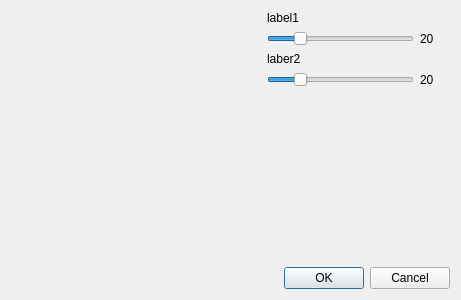
Before: the Qt Designer form forms/origamipanel.ui in TopModLab/Unfolding, drawn with Qt 5.
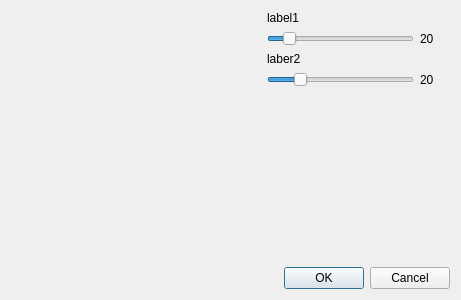
After: the same form once the commit is applied.

Patch:
```diff
--- a/forms/origamipanel.ui
+++ b/forms/origamipanel.ui
@@ -48,7 +48,7 @@
          <item row="2" column="1">
           <widget class="QSlider" name="slider1">
            <property name="maximum">
-            <number>100</number>
+            <number>180</number>
            </property>
            <property name="value">
             <number>20</number>
```
